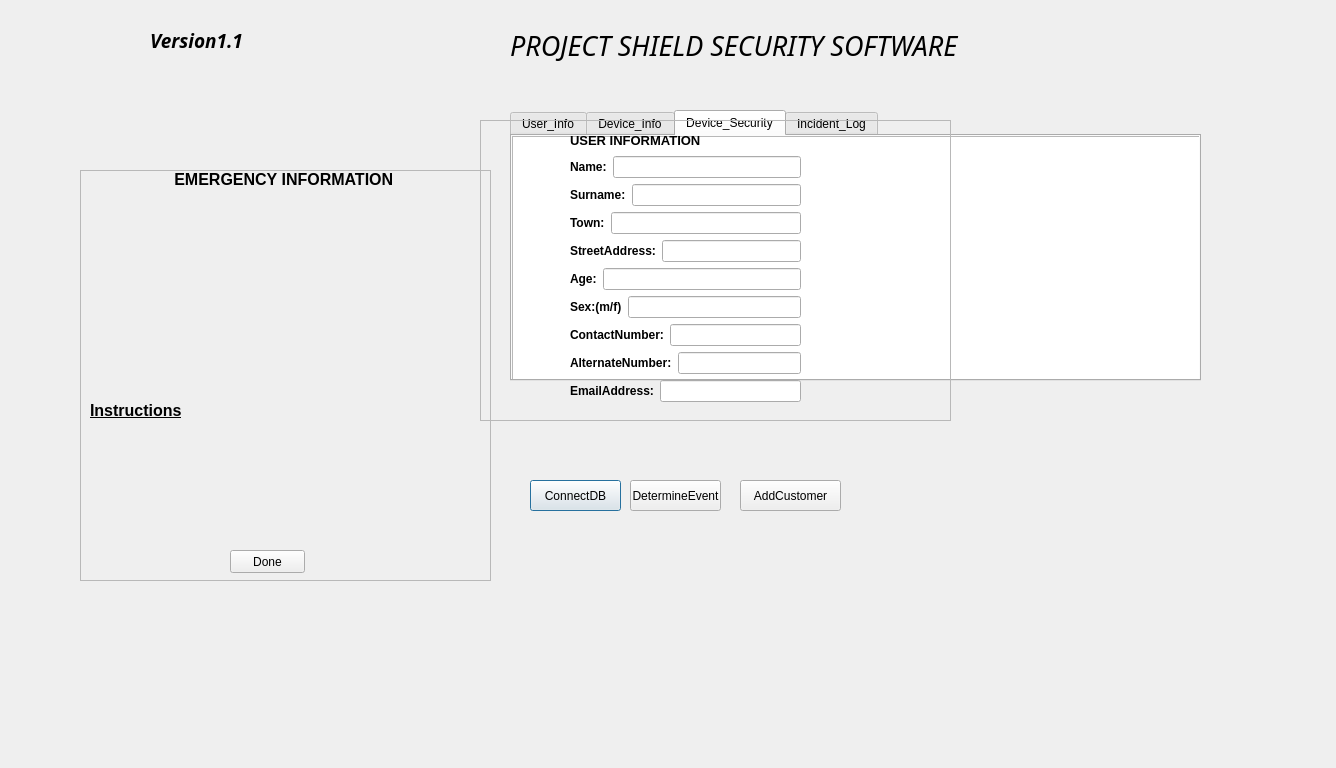
The window that Project_Shield_Software_Version1_1/secondwindow.ui (JohanFick/SecuritySoftwareProgram) describes before a commit, drawn with Qt 5.
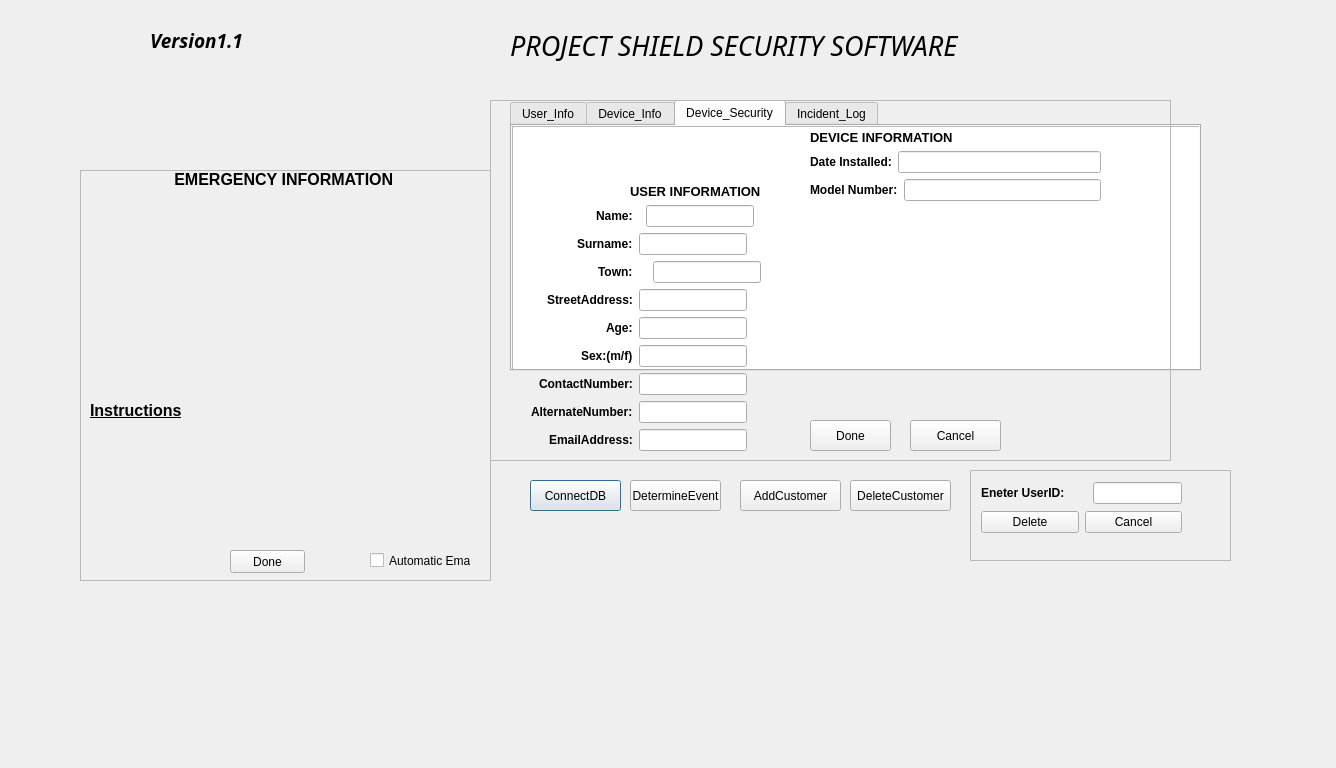
The same window after the commit. The open tabs and pages were chosen to show the change. Icons and pictures are not drawn.

Commit message: Final program without  - email

```diff
--- a/Project_Shield_Software_Version1_1/secondwindow.ui
+++ b/Project_Shield_Software_Version1_1/secondwindow.ui
@@ -93,79 +93,6 @@
     <string/>
    </property>
   </widget>
-  <widget class="QTabWidget" name="tabWidget">
-   <property name="geometry">
-    <rect>
-     <x>510</x>
-     <y>110</y>
-     <width>691</width>
-     <height>271</height>
-    </rect>
-   </property>
-   <property name="currentIndex">
-    <number>0</number>
-   </property>
-   <widget class="QWidget" name="User_Info">
-    <attribute name="title">
-     <string>User_Info</string>
-    </attribute>
-    <widget class="QTableView" name="tableView">
-     <property name="geometry">
-      <rect>
-       <x>0</x>
-       <y>0</y>
-       <width>691</width>
-       <height>251</height>
-      </rect>
-     </property>
-    </widget>
-   </widget>
-   <widget class="QWidget" name="tab_2">
-    <attribute name="title">
-     <string>Device_Info</string>
-    </attribute>
-    <widget class="QTableView" name="Device_view">
-     <property name="geometry">
-      <rect>
-       <x>0</x>
-       <y>0</y>
-       <width>691</width>
-       <height>251</height>
-      </rect>
-     </property>
-    </widget>
-   </widget>
-   <widget class="QWidget" name="tab">
-    <attribute name="title">
-     <string>Device_Security</string>
-    </attribute>
-    <widget class="QTableView" name="Device_security">
-     <property name="geometry">
-      <rect>
-       <x>0</x>
-       <y>0</y>
-       <width>691</width>
-       <height>251</height>
-      </rect>
-     </property>
-    </widget>
-   </widget>
-   <widget class="QWidget" name="tab_3">
-    <attribute name="title">
-     <string>Incident_Log</string>
-    </attribute>
-    <widget class="QTableView" name="Incedent_View">
-     <property name="geometry">
-      <rect>
-       <x>0</x>
-       <y>0</y>
-       <width>691</width>
-       <height>251</height>
-      </rect>
-     </property>
-    </widget>
-   </widget>
-  </widget>
   <widget class="QPushButton" name="pushButton_2">
    <property name="geometry">
     <rect>
@@ -247,7 +174,7 @@
      <string>Done</string>
     </property>
    </widget>
-   <widget class="QWidget" name="">
+   <widget class="QWidget" name="layoutWidget">
     <property name="geometry">
      <rect>
       <x>10</x>
@@ -381,6 +308,19 @@
      </item>
     </layout>
    </widget>
+   <widget class="QCheckBox" name="EmailCheckbox">
+    <property name="geometry">
+     <rect>
+      <x>290</x>
+      <y>380</y>
+      <width>101</width>
+      <height>21</height>
+     </rect>
+    </property>
+    <property name="text">
+     <string>Automatic Email</string>
+    </property>
+   </widget>
   </widget>
   <widget class="QPushButton" name="AddCustomerButton">
    <property name="geometry">
@@ -398,13 +338,86 @@
     <string>AddCustomer</string>
    </property>
   </widget>
+  <widget class="QTabWidget" name="tabWidget">
+   <property name="geometry">
+    <rect>
+     <x>510</x>
+     <y>100</y>
+     <width>691</width>
+     <height>271</height>
+    </rect>
+   </property>
+   <property name="currentIndex">
+    <number>2</number>
+   </property>
+   <widget class="QWidget" name="User_Info">
+    <attribute name="title">
+     <string>User_Info</string>
+    </attribute>
+    <widget class="QTableView" name="tableView">
+     <property name="geometry">
+      <rect>
+       <x>0</x>
+       <y>0</y>
+       <width>691</width>
+       <height>251</height>
+      </rect>
+     </property>
+    </widget>
+   </widget>
+   <widget class="QWidget" name="tab_2">
+    <attribute name="title">
+     <string>Device_Info</string>
+    </attribute>
+    <widget class="QTableView" name="Device_view">
+     <property name="geometry">
+      <rect>
+       <x>0</x>
+       <y>0</y>
+       <width>691</width>
+       <height>251</height>
+      </rect>
+     </property>
+    </widget>
+   </widget>
+   <widget class="QWidget" name="tab">
+    <attribute name="title">
+     <string>Device_Security</string>
+    </attribute>
+    <widget class="QTableView" name="Device_security">
+     <property name="geometry">
+      <rect>
+       <x>0</x>
+       <y>0</y>
+       <width>691</width>
+       <height>251</height>
+      </rect>
+     </property>
+    </widget>
+   </widget>
+   <widget class="QWidget" name="tab_3">
+    <attribute name="title">
+     <string>Incident_Log</string>
+    </attribute>
+    <widget class="QTableView" name="Incedent_View">
+     <property name="geometry">
+      <rect>
+       <x>0</x>
+       <y>0</y>
+       <width>691</width>
+       <height>251</height>
+      </rect>
+     </property>
+    </widget>
+   </widget>
+  </widget>
   <widget class="QFrame" name="AddCustomerFrame">
    <property name="geometry">
     <rect>
-     <x>480</x>
-     <y>120</y>
-     <width>471</width>
-     <height>301</height>
+     <x>490</x>
+     <y>100</y>
+     <width>681</width>
+     <height>361</height>
     </rect>
    </property>
    <property name="frameShape">
@@ -413,17 +426,43 @@
    <property name="frameShadow">
     <enum>QFrame::Raised</enum>
    </property>
-   <widget class="QWidget" name="">
+   <widget class="QPushButton" name="buttonDone">
     <property name="geometry">
      <rect>
-      <x>90</x>
-      <y>10</y>
-      <width>231</width>
-      <height>272</height>
+      <x>320</x>
+      <y>320</y>
+      <width>81</width>
+      <height>31</height>
+     </rect>
+    </property>
+    <property name="text">
+     <string>Done</string>
+    </property>
+   </widget>
+   <widget class="QPushButton" name="buttonCancel">
+    <property name="geometry">
+     <rect>
+      <x>420</x>
+      <y>320</y>
+      <width>91</width>
+      <height>31</height>
+     </rect>
+    </property>
+    <property name="text">
+     <string>Cancel</string>
+    </property>
+   </widget>
+   <widget class="QWidget" name="layoutWidget">
+    <property name="geometry">
+     <rect>
+      <x>20</x>
+      <y>20</y>
+      <width>251</width>
+      <height>331</height>
      </rect>
     </property>
     <layout class="QVBoxLayout" name="verticalLayout_3">
-     <item>
+     <item alignment="Qt::AlignRight|Qt::AlignBottom">
       <widget class="QLabel" name="labelAddUser">
        <property name="font">
         <font>
@@ -441,7 +480,7 @@
       <layout class="QVBoxLayout" name="verticalLayout_2">
        <item>
         <layout class="QHBoxLayout" name="horizontalLayout">
-         <item>
+         <item alignment="Qt::AlignRight">
           <widget class="QLabel" name="labelAddName">
            <property name="font">
             <font>
@@ -454,14 +493,14 @@
            </property>
           </widget>
          </item>
-         <item>
+         <item alignment="Qt::AlignHCenter">
           <widget class="QLineEdit" name="textEditName"/>
          </item>
         </layout>
        </item>
        <item>
         <layout class="QHBoxLayout" name="horizontalLayout_2">
-         <item>
+         <item alignment="Qt::AlignRight">
           <widget class="QLabel" name="labelAddSurname">
            <property name="font">
             <font>
@@ -474,14 +513,14 @@
            </property>
           </widget>
          </item>
-         <item>
+         <item alignment="Qt::AlignLeft">
           <widget class="QLineEdit" name="textEditSurname"/>
          </item>
         </layout>
        </item>
        <item>
         <layout class="QHBoxLayout" name="horizontalLayout_3">
-         <item>
+         <item alignment="Qt::AlignRight">
           <widget class="QLabel" name="labelAddTown">
            <property name="font">
             <font>
@@ -494,14 +533,14 @@
            </property>
           </widget>
          </item>
-         <item>
+         <item alignment="Qt::AlignRight">
           <widget class="QLineEdit" name="textEditTown"/>
          </item>
         </layout>
        </item>
        <item>
         <layout class="QHBoxLayout" name="horizontalLayout_4">
-         <item>
+         <item alignment="Qt::AlignRight">
           <widget class="QLabel" name="labelAddStreetAddress">
            <property name="font">
             <font>
@@ -514,14 +553,14 @@
            </property>
           </widget>
          </item>
-         <item>
+         <item alignment="Qt::AlignLeft">
           <widget class="QLineEdit" name="textEditStreetAddress"/>
          </item>
         </layout>
        </item>
        <item>
         <layout class="QHBoxLayout" name="horizontalLayout_5">
-         <item>
+         <item alignment="Qt::AlignRight">
           <widget class="QLabel" name="labelAddAge">
            <property name="font">
             <font>
@@ -534,14 +573,14 @@
            </property>
           </widget>
          </item>
-         <item>
+         <item alignment="Qt::AlignLeft">
           <widget class="QLineEdit" name="textEditAge"/>
          </item>
         </layout>
        </item>
        <item>
         <layout class="QHBoxLayout" name="horizontalLayout_6">
-         <item>
+         <item alignment="Qt::AlignRight">
           <widget class="QLabel" name="labelAddSex">
            <property name="font">
             <font>
@@ -554,14 +593,14 @@
            </property>
           </widget>
          </item>
-         <item>
+         <item alignment="Qt::AlignLeft">
           <widget class="QLineEdit" name="textEditSex"/>
          </item>
         </layout>
        </item>
        <item>
         <layout class="QHBoxLayout" name="horizontalLayout_7">
-         <item>
+         <item alignment="Qt::AlignRight">
           <widget class="QLabel" name="labelAddContactNumber">
            <property name="font">
             <font>
@@ -574,14 +613,14 @@
            </property>
           </widget>
          </item>
-         <item>
+         <item alignment="Qt::AlignLeft">
           <widget class="QLineEdit" name="textEditContactNumber"/>
          </item>
         </layout>
        </item>
        <item>
         <layout class="QHBoxLayout" name="horizontalLayout_8">
-         <item>
+         <item alignment="Qt::AlignRight">
           <widget class="QLabel" name="labelAddAlternateNumber">
            <property name="font">
             <font>
@@ -594,14 +633,14 @@
            </property>
           </widget>
          </item>
-         <item>
+         <item alignment="Qt::AlignLeft">
           <widget class="QLineEdit" name="textEditAlterNumber"/>
          </item>
         </layout>
        </item>
        <item>
         <layout class="QHBoxLayout" name="horizontalLayout_9">
-         <item>
+         <item alignment="Qt::AlignRight">
           <widget class="QLabel" name="labelAddEmailAdress">
            <property name="font">
             <font>
@@ -614,7 +653,7 @@
            </property>
           </widget>
          </item>
-         <item>
+         <item alignment="Qt::AlignLeft">
           <widget class="QLineEdit" name="textEditEmailAddress"/>
          </item>
         </layout>
@@ -623,19 +662,172 @@
      </item>
     </layout>
    </widget>
+   <widget class="QWidget" name="layoutWidget">
+    <property name="geometry">
+     <rect>
+      <x>320</x>
+      <y>-10</y>
+      <width>291</width>
+      <height>111</height>
+     </rect>
+    </property>
+    <layout class="QVBoxLayout" name="verticalLayout_5">
+     <item alignment="Qt::AlignBottom">
+      <widget class="QLabel" name="labelAddDeviceInformation">
+       <property name="font">
+        <font>
+         <pointsize>10</pointsize>
+         <weight>75</weight>
+         <bold>true</bold>
+        </font>
+       </property>
+       <property name="text">
+        <string>DEVICE INFORMATION</string>
+       </property>
+      </widget>
+     </item>
+     <item>
+      <layout class="QVBoxLayout" name="verticalLayout_4">
+       <item>
+        <layout class="QHBoxLayout" name="horizontalLayout_10">
+         <item>
+          <widget class="QLabel" name="labelAddDateInstalled">
+           <property name="font">
+            <font>
+             <weight>75</weight>
+             <bold>true</bold>
+            </font>
+           </property>
+           <property name="text">
+            <string>Date Installed:</string>
+           </property>
+          </widget>
+         </item>
+         <item>
+          <widget class="QLineEdit" name="textEditDateInstalled"/>
+         </item>
+        </layout>
+       </item>
+       <item>
+        <layout class="QHBoxLayout" name="horizontalLayout_11">
+         <item>
+          <widget class="QLabel" name="labelAddModelNumber">
+           <property name="font">
+            <font>
+             <weight>75</weight>
+             <bold>true</bold>
+            </font>
+           </property>
+           <property name="text">
+            <string>Model Number:</string>
+           </property>
+          </widget>
+         </item>
+         <item>
+          <widget class="QLineEdit" name="textEditModelNumber"/>
+         </item>
+        </layout>
+       </item>
+      </layout>
+     </item>
+    </layout>
+   </widget>
   </widget>
-  <zorder>pushButton</zorder>
-  <zorder>MainText</zorder>
-  <zorder>Version_Text</zorder>
-  <zorder>label</zorder>
-  <zorder>tabWidget</zorder>
-  <zorder>pushButton_2</zorder>
-  <zorder>frame</zorder>
-  <zorder>AddCustomerButton</zorder>
-  <zorder>Device_security</zorder>
-  <zorder>labelAddUser</zorder>
-  <zorder></zorder>
-  <zorder>AddCustomerFrame</zorder>
+  <widget class="QPushButton" name="pushButton_3">
+   <property name="geometry">
+    <rect>
+     <x>850</x>
+     <y>480</y>
+     <width>101</width>
+     <height>31</height>
+    </rect>
+   </property>
+   <property name="text">
+    <string>DeleteCustomer</string>
+   </property>
+  </widget>
+  <widget class="QFrame" name="deleteFrame">
+   <property name="geometry">
+    <rect>
+     <x>970</x>
+     <y>470</y>
+     <width>261</width>
+     <height>91</height>
+    </rect>
+   </property>
+   <property name="frameShape">
+    <enum>QFrame::StyledPanel</enum>
+   </property>
+   <property name="frameShadow">
+    <enum>QFrame::Raised</enum>
+   </property>
+   <widget class="QWidget" name="">
+    <property name="geometry">
+     <rect>
+      <x>11</x>
+      <y>11</y>
+      <width>201</width>
+      <height>55</height>
+     </rect>
+    </property>
+    <layout class="QVBoxLayout" name="verticalLayout_6">
+     <item>
+      <layout class="QHBoxLayout" name="horizontalLayout_12">
+       <property name="spacing">
+        <number>6</number>
+       </property>
+       <item alignment="Qt::AlignLeft">
+        <widget class="QLabel" name="labelUserID">
+         <property name="font">
+          <font>
+           <weight>75</weight>
+           <bold>true</bold>
+          </font>
+         </property>
+         <property name="text">
+          <string>Eneter UserID:</string>
+         </property>
+        </widget>
+       </item>
+       <item>
+        <widget class="QLineEdit" name="textEditDeleteUserID">
+         <property name="minimumSize">
+          <size>
+           <width>89</width>
+           <height>0</height>
+          </size>
+         </property>
+         <property name="maximumSize">
+          <size>
+           <width>89</width>
+           <height>16777215</height>
+          </size>
+         </property>
+        </widget>
+       </item>
+      </layout>
+     </item>
+     <item>
+      <layout class="QHBoxLayout" name="horizontalLayout_13">
+       <item>
+        <widget class="QPushButton" name="buttonOkDelete">
+         <property name="text">
+          <string>Delete</string>
+         </property>
+        </widget>
+       </item>
+       <item>
+        <widget class="QPushButton" name="buttonCancelDelete">
+         <property name="text">
+          <string>Cancel</string>
+         </property>
+        </widget>
+       </item>
+      </layout>
+     </item>
+    </layout>
+   </widget>
+  </widget>
  </widget>
  <resources/>
  <connections/>
```
The commit also changes 16 other files.
